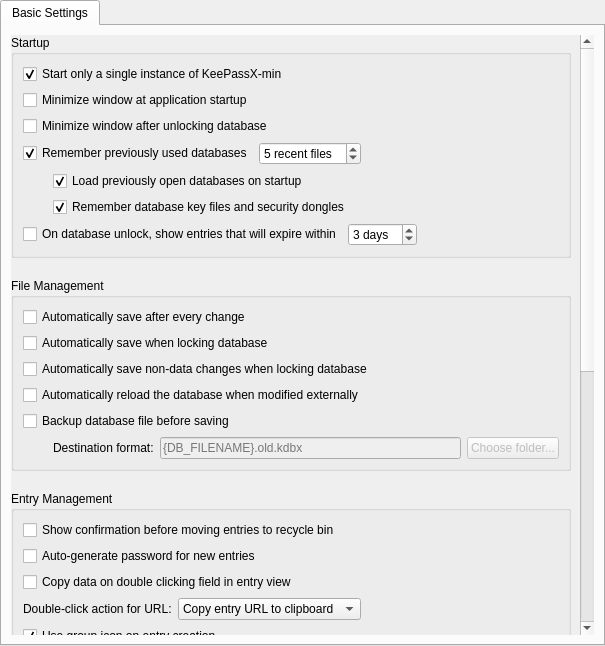
Before: the Qt Designer form src/gui/ApplicationSettingsWidgetGeneral.ui in iDarkTemplar/keepassx-min, drawn with Qt 5.
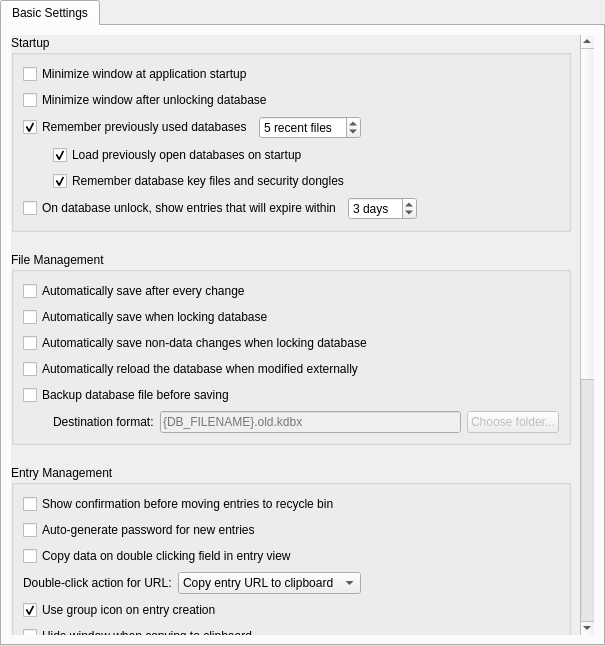
After: the same form once the commit is applied.

Commit message: Remove lockfiles, single instance mode, remaining network support

```diff
--- a/src/gui/ApplicationSettingsWidgetGeneral.ui
+++ b/src/gui/ApplicationSettingsWidgetGeneral.ui
@@ -59,7 +59,7 @@
             <x>0</x>
             <y>0</y>
             <width>568</width>
-            <height>1264</height>
+            <height>1235</height>
            </rect>
           </property>
           <layout class="QVBoxLayout" name="verticalLayout_8">
@@ -81,16 +81,6 @@
               <string>Startup</string>
              </property>
              <layout class="QVBoxLayout" name="verticalLayout_4">
-              <item>
-               <widget class="QCheckBox" name="singleInstanceCheckBox">
-                <property name="text">
-                 <string>Start only a single instance of KeePassX-min</string>
-                </property>
-                <property name="checked">
-                 <bool>true</bool>
-                </property>
-               </widget>
-              </item>
               <item>
                <widget class="QCheckBox" name="systrayMinimizeOnStartup">
                 <property name="text">
```
Left out of the diff: 85 changed lines with no effect on the pictures. The commit also changes 14 other files.
